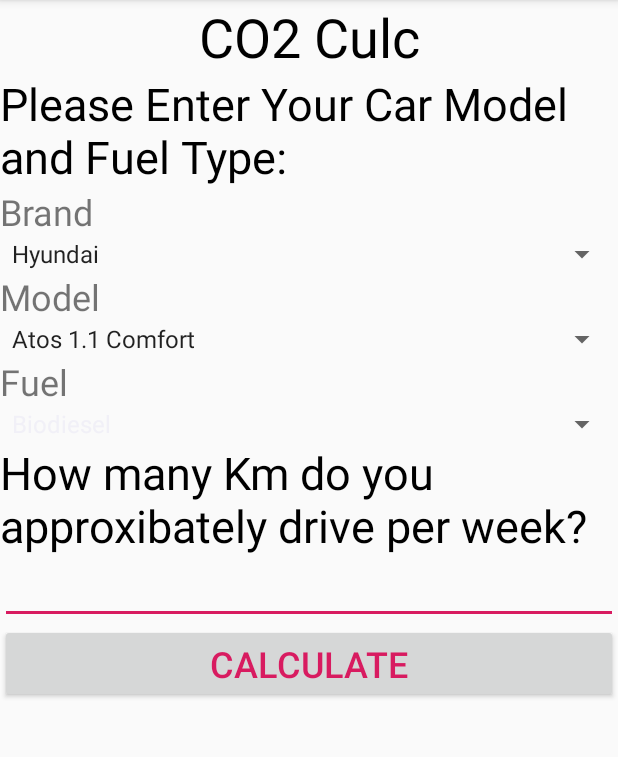
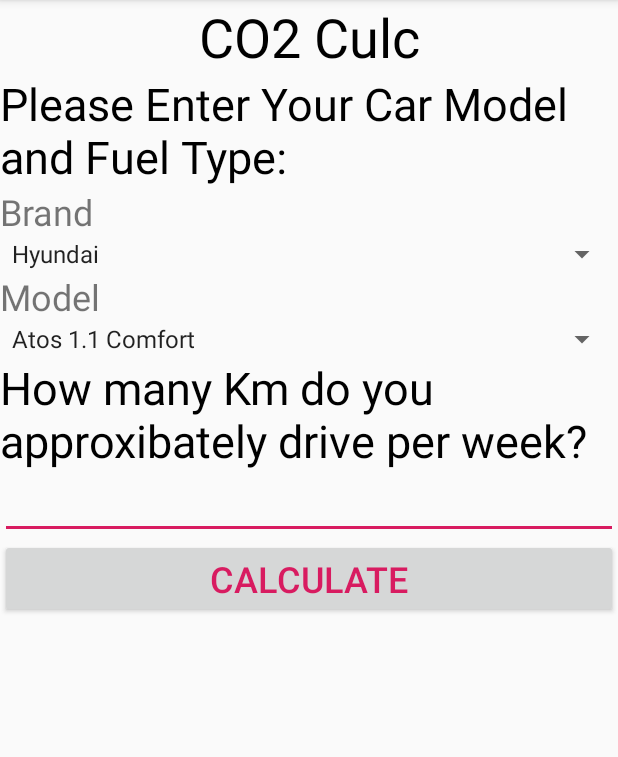
Before and after one commit to team-cero/CulcToGoalset, an Android app: the screen it shows after launch (MainActivity), on a phone screen of 412 x 824 dp, the part 84-841 px from its top. Run offline under Robolectric (Android 15) with nearby library versions, the phone set to English and light mode, and no system bars.

Commit message:
remove fueltype

```diff
--- a/app/src/main/java/com/example/culctogoalset/MainActivity.kt
+++ b/app/src/main/java/com/example/culctogoalset/MainActivity.kt
@@ -20,7 +20,6 @@ class MainActivity : AppCompatActivity(), AdapterView.OnItemSelectedListener {
     companion object{
         const val EXTRA_BRAND = "com.example.kotlinactivitydatatrans.BRAND"
         const val EXTRA_MODEL = "com.example.kotlinactivitydatatrans.MODEL"
-        const val EXTRA_FUEL = "com.example.kotlinactivitydatatrans.FUEL"
         const val EXTRA_DISTANCE = "com.example.kotlinactivitydatatrans.DISTANCE"
     }
 
@@ -30,8 +29,6 @@ class MainActivity : AppCompatActivity(), AdapterView.OnItemSelectedListener {
     var selectedBrand: String = "Alfa Romeo"
     var spinner2: Spinner? = null
     var selectedModel: String = "147 1."
-    private val fuelItems = arrayOf("Biodiesel", "Diesel", "Petrol")
-    var selectedFuel: String = "Biodiesel"
 
     //form
     private val RESULT_SUBACTIVITY = 1000
@@ -40,19 +37,6 @@ class MainActivity : AppCompatActivity(), AdapterView.OnItemSelectedListener {
         super.onCreate(savedInstanceState)
         setContentView(R.layout.activity_main)
 
-        //spinners
-        val spinner3 = findViewById<Spinner>(R.id.spinner3)
-
-        // ArrayAdapter
-        val adapter3 = ArrayAdapter(
-            applicationContext,
-            android.R.layout.simple_spinner_item, fuelItems
-        )
-
-        adapter3.setDropDownViewResource(android.R.layout.simple_spinner_dropdown_item)
-
-        //set adapters to spinners
-        spinner3.adapter = adapter3
 
         //register listeners
         //Brand
@@ -67,24 +51,7 @@ class MainActivity : AppCompatActivity(), AdapterView.OnItemSelectedListener {
         spinner1?.setAdapter(adapter1)
         spinner1?.setOnItemSelectedListener(this)
 
-        //Fuel
-        spinner3.onItemSelectedListener = object : AdapterView.OnItemSelectedListener {
-            //　when the item was selected
-            override fun onItemSelected(
-                parent: AdapterView<*>?,
-                view: View?, position: Int, id: Long
-            ) {
-                val spinnerParent = parent as Spinner
-                val item = spinnerParent.selectedItem as String
-                // Kotlin Android Extensions
-                selectedFuel = item
-            }
 
-            //if the item was not selected
-            override fun onNothingSelected(parent: AdapterView<*>?) {
-                //
-            }
-        }
 
         //move to the sub page once the culc button was tapped
         button.setOnClickListener{
@@ -93,12 +60,10 @@ class MainActivity : AppCompatActivity(), AdapterView.OnItemSelectedListener {
                 val str = distance.text.toString()
                 val brand_result = selectedBrand
                 val model_result = selectedModel
-                val fuel_result = selectedFuel
                 Log.d("debug", str)
 
                 intent.putExtra(EXTRA_BRAND, brand_result)
                 intent.putExtra(EXTRA_MODEL,model_result)
-                intent.putExtra(EXTRA_FUEL, fuel_result)
                 intent.putExtra(EXTRA_DISTANCE, str)
                 startActivityForResult(intent, RESULT_SUBACTIVITY)
                 distance.setText("")
--- a/app/src/main/java/com/example/culctogoalset/SubActivity.kt
+++ b/app/src/main/java/com/example/culctogoalset/SubActivity.kt
@@ -18,7 +18,7 @@ class SubActivity : AppCompatActivity(){
         val intent = getIntent()
         val distance = intent.extras?.getString(MainActivity.EXTRA_DISTANCE)?:""
 
-        textView.text = distance
+        textView.text = ((distance.toFloat() * 160) / 1000 ).toString() + "kg"
 
 
         //seekbar for goal setting
--- a/app/src/main/res/layout/activity_main.xml
+++ b/app/src/main/res/layout/activity_main.xml
@@ -48,18 +48,6 @@
         android:layout_height="wrap_content" />
 
     <TextView
-        android:id="@+id/textView7"
-        android:layout_width="match_parent"
-        android:layout_height="wrap_content"
-        android:text="Fuel"
-        android:textSize="24sp" />
-
-    <Spinner
-        android:id="@+id/spinner3"
-        android:layout_width="match_parent"
-        android:layout_height="wrap_content" />
-
-    <TextView
         android:id="@+id/textView8"
         android:layout_width="match_parent"
         android:layout_height="wrap_content"
```
